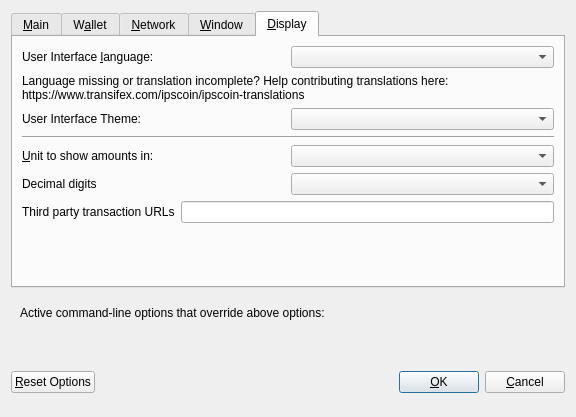
Old version of the form src/qt/forms/optionsdialog.ui in the repository hazzardt/midas.
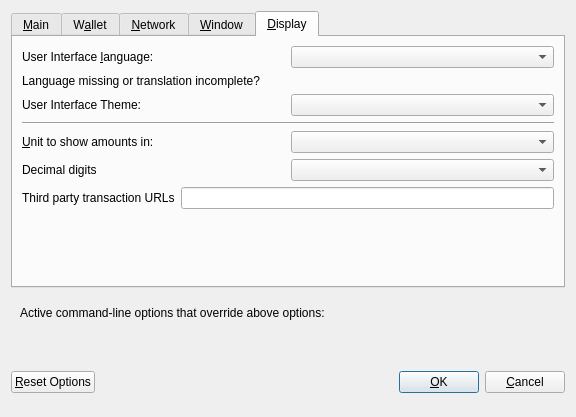
New version of the form. The open tabs and pages were chosen to show the change. Custom widgets are drawn as their Qt base class.

What changed in the file:
```diff
--- a/src/qt/forms/optionsdialog.ui
+++ b/src/qt/forms/optionsdialog.ui
@@ -475,8 +475,7 @@
           <string notr="true"/>
          </property>
          <property name="text">
-          <string>Language missing or translation incomplete? Help contributing translations here:
-https://www.transifex.com/ipscoin/ipscoin-translations</string>
+          <string>Language missing or translation incomplete? </string>
          </property>
          <property name="wordWrap">
           <bool>true</bool>
```
Left out of the diff: 2 changed lines with no effect on the pictures.
